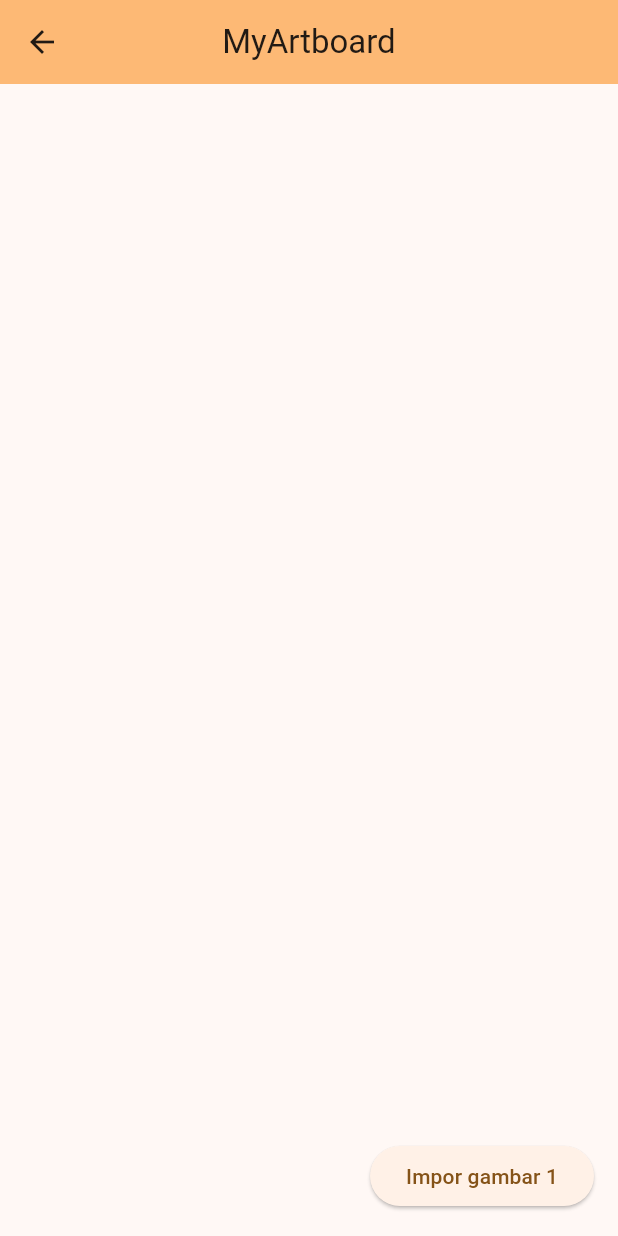
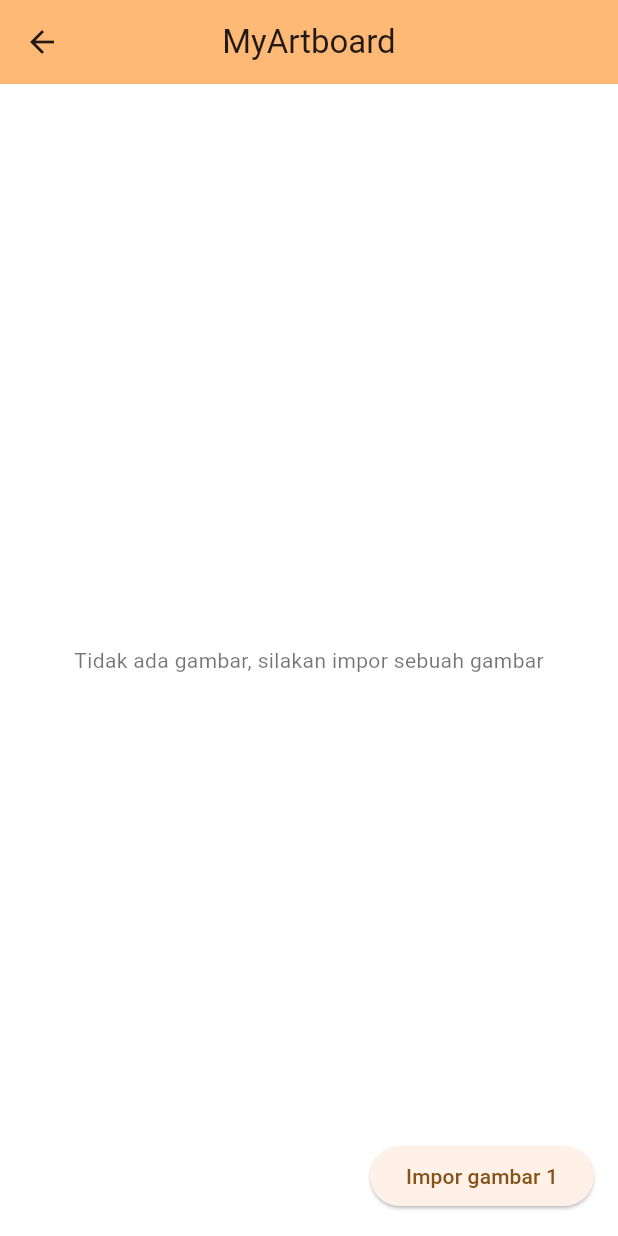
Before and after one commit to charlesbintang/flutter_rootproject, a Flutter app: the MyArtboard screen opened directly, on a phone screen of 412 x 824 dp. Run offline on Flutter 3.47's test engine with Material 2 defaults, Android fonts, the phone set to English and light mode, and no system bars; our stand-ins replace dio, gallery_saver, image_gallery_saver, image_picker, permission_handler, screenshot and 1 more.

Commit message:
bikin canvas dan perbiki tombol

```diff
--- a/lib/feature_my_artboard/my_artboard.dart
+++ b/lib/feature_my_artboard/my_artboard.dart
@@ -41,10 +41,16 @@ class _MyArtboardState extends State<MyArtboard> {
         centerTitle: true,
       ),
       body: isFilePicked == true
-          ? Screenshot(
+          ? Center(
+              child: Screenshot(
                 controller: screenshotController,
+                child: Container(
+                  color: Color.fromARGB(255, 255, 255, 255),
+                  height: 620,
+                  width: 375,
+                  margin: const EdgeInsets.only(bottom: 65),
                   child: Stack(
-                clipBehavior: Clip.none,
+                    clipBehavior: Clip.antiAliasWithSaveLayer,
                     children: [
                       Visibility(
                         visible: isImage1Layer1Visible,
@@ -107,7 +113,7 @@ class _MyArtboardState extends State<MyArtboard> {
                         ),
                       if (_selectedImage2 != null)
                         Visibility(
-                      visible: isImage2Layer2Visible,
+                          visible: true,
                           replacement: const SizedBox(
                             height: double.infinity,
                             width: double.infinity,
@@ -127,28 +133,31 @@ class _MyArtboardState extends State<MyArtboard> {
                         )
                     ],
                   ),
+                ),
+              ),
             )
-          : const SizedBox(),
+          : const Center(
+              child: Text(
+              "Tidak ada gambar, silakan impor sebuah gambar",
+              style: TextStyle(color: Colors.black54),
+            )),
       floatingActionButton: Stack(children: [
         Row(
           mainAxisAlignment: MainAxisAlignment.end,
           children: [
+            if (_selectedImage1 == null)
               ElevatedButton(
                 onPressed: () {
                   _pickImageFromGallery1();
                 },
                 child: const Text("Impor gambar 1"),
               ),
-          ],
-        ),
             if (_selectedImage1 != null)
-          Row(
-            mainAxisAlignment: MainAxisAlignment.end,
-            children: [
               ElevatedButton(
                 onPressed: () => saveToGallery(context),
                 child: const Text("Simpan"),
               ),
+            if (_selectedImage1 != null)
               Container(
                 margin: const EdgeInsets.all(5),
                 child: ElevatedButton(
@@ -156,14 +165,18 @@ class _MyArtboardState extends State<MyArtboard> {
                     setState(() {
                       isFilePicked = false;
                       _selectedImage1 = null;
+                      _selectedImage2 = null;
                       _top1 = 0;
                       _left1 = 0;
+                      _top2 = 0;
+                      _left2 = 0;
                       // isImage1OnTheTop = !isImage1OnTheTop;
                     });
                   },
                   child: const Text("Hapus"),
                 ),
               ),
+            if (_selectedImage1 != null)
               ElevatedButton(
                 onPressed: () {
                   _pickImageFromGallery2();
@@ -173,6 +186,7 @@ class _MyArtboardState extends State<MyArtboard> {
           ],
         ),
       ]),
+      backgroundColor: Color.fromARGB(218, 255, 255, 255),
     );
   }
 
```
Lines whose indentation alone changed are shown as unchanged.
